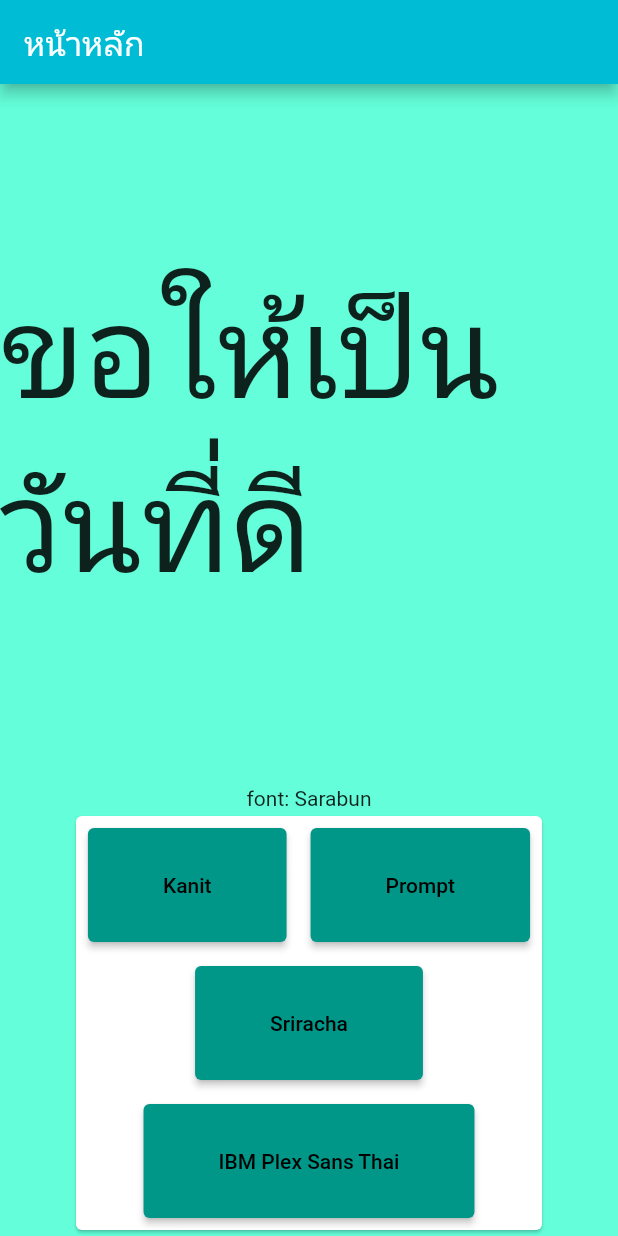
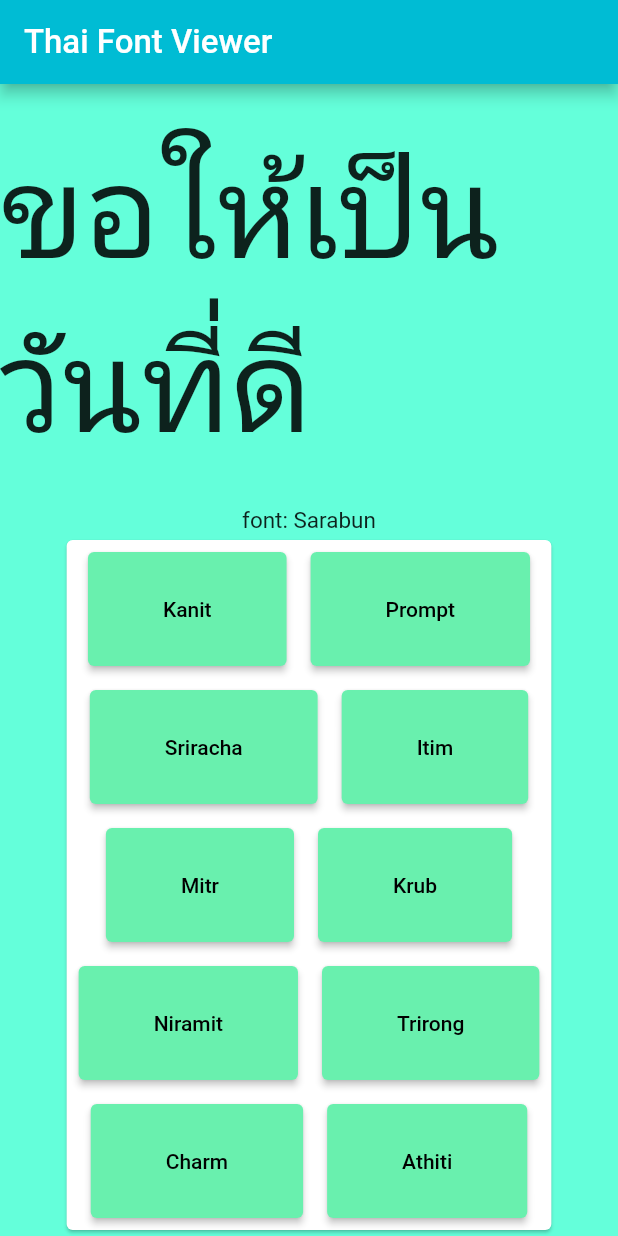
Before and after one commit to Brone7777/mobiles, a Flutter app: the screen it shows after launch, on a phone screen of 412 x 824 dp. Run offline on Flutter 3.47's test engine with Material 2 defaults, Android fonts, the phone set to English and light mode, and no system bars; our stand-ins replace google_fonts; Roboto replaces fonts that are missing (Kanit, Sarabun).

Commit message:
Initial commit

```diff
--- a/lib/Homework8.dart
+++ b/lib/Homework8.dart
@@ -11,7 +11,18 @@ class Homework8 extends StatefulWidget {
 
 class _HomeworkState extends State<Homework8> {
   var fonts = 'Sarabun';
-  List<String> font = ["Kanit", "Prompt", "Sriracha" ,"IBM Plex Sans Thai"];
+  List<String> font = [
+    "Kanit",
+    "Prompt",
+    "Sriracha",
+    "Itim",
+    "Mitr",
+    "Krub",
+    "Niramit",
+    "Trirong",
+    "Charm",
+    "Athiti"
+  ];
 
   Widget _fontbutton(String str) {
     return Padding(
@@ -21,7 +32,7 @@ class _HomeworkState extends State<Homework8> {
           fonts = str;
         }),
         style: ElevatedButton.styleFrom(
-            primary: Colors.teal,
+            primary: Colors.greenAccent,
             padding: EdgeInsets.symmetric(horizontal: 50.0, vertical: 30.0)),
         child: Text(
           str.toString(),
@@ -37,7 +48,7 @@ class _HomeworkState extends State<Homework8> {
       backgroundColor: Colors.tealAccent,
       appBar: AppBar(
         title: Text(
-          'หน้าหลัก',
+          'Thai Font Viewer',
           style: GoogleFonts.kanit(fontSize: 22.0),
         ),
         backgroundColor: Colors.cyan,
@@ -56,7 +67,10 @@ class _HomeworkState extends State<Homework8> {
                 ),
               ),
             ),
-            Text("font: $fonts"),
+            Text(
+              "font: $fonts",
+              style: TextStyle(fontSize: 15.0),
+            ),
             Card(
               child: Wrap(
                 alignment: WrapAlignment.center,
```
